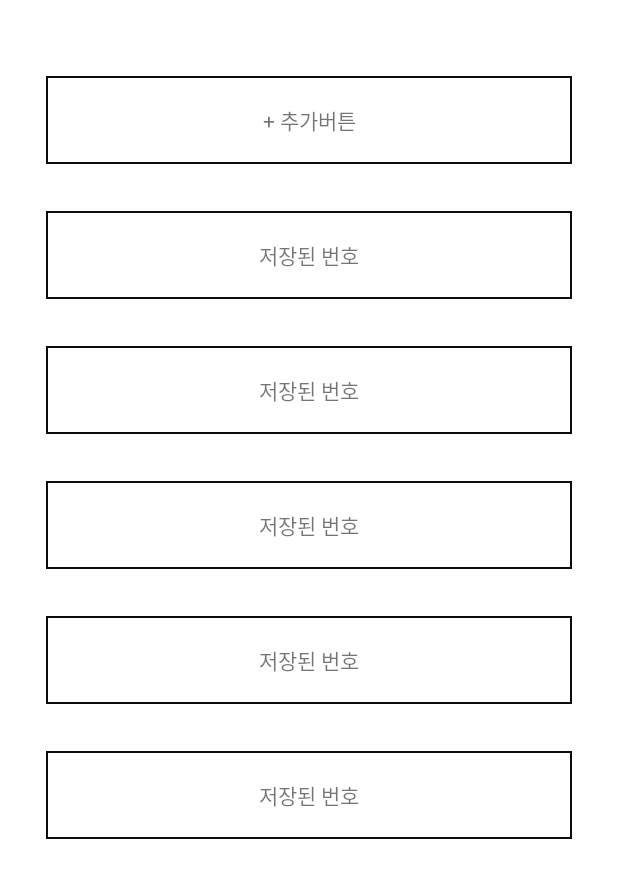
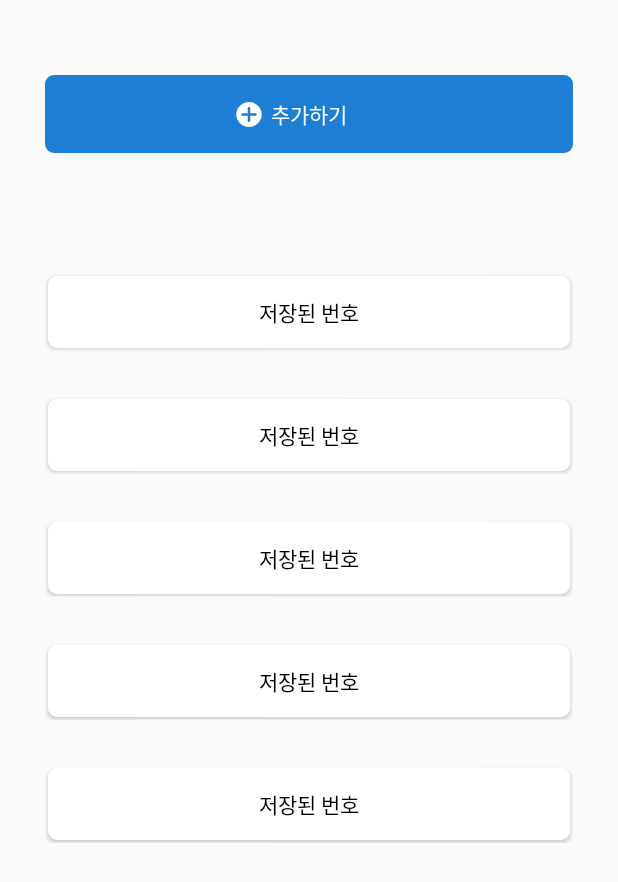
Before and after one commit to JunctionX-Hunter/JunctionX-Hunter-Android, an Android app: the layout activity_add_and_remove_text.xml on its own in the app's theme, with its tools: preview values and no code run, on a phone screen of 412 x 824 dp. Shown: the top 882 px of the screen. Run offline under Robolectric (Android 15) with nearby library versions, the phone set to English and light mode, and no system bars.

Commit message:
layout 수정

```diff
--- /dev/null
+++ b/app/src/main/res/drawable/ic_vector_18.xml
@@ -0,0 +1,9 @@
+<vector xmlns:android="http://schemas.android.com/apk/res/android"
+    android:width="17dp"
+    android:height="18dp"
+    android:viewportWidth="17"
+    android:viewportHeight="18">
+  <path
+      android:pathData="M9.3333,9.8333H12.6667C12.8877,9.8333 13.0996,9.7455 13.2559,9.5893C13.4122,9.433 13.5,9.221 13.5,9C13.5,8.779 13.4122,8.567 13.2559,8.4108C13.0996,8.2545 12.8877,8.1667 12.6667,8.1667H9.3333V4.8333C9.3333,4.6123 9.2455,4.4004 9.0893,4.2441C8.933,4.0878 8.721,4 8.5,4C8.279,4 8.067,4.0878 7.9107,4.2441C7.7545,4.4004 7.6667,4.6123 7.6667,4.8333V8.1667H4.3333C4.1123,8.1667 3.9004,8.2545 3.7441,8.4108C3.5878,8.567 3.5,8.779 3.5,9C3.5,9.221 3.5878,9.433 3.7441,9.5893C3.9004,9.7455 4.1123,9.8333 4.3333,9.8333H7.6667V13.1667C7.6667,13.3877 7.7545,13.5996 7.9107,13.7559C8.067,13.9122 8.279,14 8.5,14C8.721,14 8.933,13.9122 9.0893,13.7559C9.2455,13.5996 9.3333,13.3877 9.3333,13.1667V9.8333ZM8.5,17.3333C3.8975,17.3333 0.1667,13.6025 0.1667,9C0.1667,4.3975 3.8975,0.6667 8.5,0.6667C13.1025,0.6667 16.8333,4.3975 16.8333,9C16.8333,13.6025 13.1025,17.3333 8.5,17.3333Z"
+      android:fillColor="#ffffff"/>
+</vector>
--- a/app/src/main/res/drawable/layout_boarder_1dp.xml
+++ b/app/src/main/res/drawable/layout_boarder_1dp.xml
@@ -1,14 +1,5 @@
 <?xml version="1.0" encoding="utf-8"?>
-<layer-list xmlns:android="http://schemas.android.com/apk/res/android">
-  <item
-    android:bottom="1dp"
-    android:left="1dp"
-    android:right="1dp"
-    android:top="1dp">
-    <shape android:shape="rectangle">
-      <stroke
-        android:width="1dp"
-        android:color="@color/gray_90" />
-    </shape>
-  </item>
-</layer-list>
+<shape xmlns:android="http://schemas.android.com/apk/res/android">
+  <solid android:color="@color/key_blue" />
+  <corners android:radius="6dp" />
+</shape>
--- /dev/null
+++ b/app/src/main/res/drawable/rounded_6dp_button.xml
@@ -0,0 +1,6 @@
+<?xml version="1.0" encoding="utf-8"?>
+<shape xmlns:android="http://schemas.android.com/apk/res/android"
+  android:shape="rectangle">
+  <corners android:radius="6dp" />
+  <solid android:color="@color/white" />
+</shape>
--- a/app/src/main/res/layout/activity_add_and_remove_text.xml
+++ b/app/src/main/res/layout/activity_add_and_remove_text.xml
@@ -25,21 +25,34 @@
       <TextView
         android:id="@+id/tvAdd"
         android:layout_width="0dp"
-        android:layout_height="60dp"
+        android:layout_height="52dp"
         android:layout_marginTop="50dp"
         android:background="@drawable/layout_boarder_1dp"
         android:gravity="center"
         android:text="@string/add_button"
+        android:textColor="@color/white"
         app:layout_constraintEnd_toEndOf="parent"
         app:layout_constraintStart_toStartOf="parent"
         app:layout_constraintTop_toTopOf="parent"
-        tools:text="+ 추가버튼" />
+        tools:text="추가하기" />
+
+      <ImageView
+        android:id="@+id/iv"
+        android:layout_width="wrap_content"
+        android:layout_height="wrap_content"
+        android:layout_marginEnd="80dp"
+        android:background="@drawable/ic_vector_18"
+        android:tintMode="src_atop"
+        app:layout_constraintBottom_toBottomOf="@id/tvAdd"
+        app:layout_constraintEnd_toEndOf="parent"
+        app:layout_constraintStart_toStartOf="@id/tvAdd"
+        app:layout_constraintTop_toTopOf="@id/tvAdd" />
 
       <androidx.recyclerview.widget.RecyclerView
         android:id="@+id/rv"
         android:layout_width="0dp"
         android:layout_height="0dp"
-        android:layout_marginTop="30dp"
+        android:layout_marginTop="80dp"
         android:orientation="vertical"
         app:layoutManager="androidx.recyclerview.widget.LinearLayoutManager"
         app:layout_constraintBottom_toBottomOf="parent"
--- a/app/src/main/res/layout/item_add_remove_text.xml
+++ b/app/src/main/res/layout/item_add_remove_text.xml
@@ -11,9 +11,7 @@
       name="busNumber"
       type="String" />
 
-
   </data>
-
 
   <androidx.constraintlayout.widget.ConstraintLayout
     android:layout_width="match_parent"
@@ -23,17 +21,21 @@
     <androidx.constraintlayout.widget.ConstraintLayout
       android:layout_width="0dp"
       android:layout_height="wrap_content"
+      android:clipToPadding="false"
+      android:padding="2dp"
       app:layout_constraintEnd_toEndOf="parent"
       app:layout_constraintStart_toStartOf="parent"
       app:layout_constraintTop_toTopOf="parent">
 
-      <TextView
+      <Button
         android:id="@+id/tvAdd"
         android:layout_width="0dp"
-        android:layout_height="60dp"
-        android:background="@drawable/layout_boarder_1dp"
+        android:layout_height="48dp"
+        android:background="@drawable/rounded_6dp_button"
+        android:elevation="5dp"
         android:gravity="center"
         android:text="@{busNumber}"
+        android:textColor="@color/black"
         app:layout_constraintEnd_toEndOf="parent"
         app:layout_constraintStart_toStartOf="parent"
         app:layout_constraintTop_toTopOf="parent"
--- a/app/src/main/res/values/colors.xml
+++ b/app/src/main/res/values/colors.xml
@@ -18,4 +18,10 @@
   <color name="gray_30">#E4E4E4</color>
   <color name="gray_20">#F0F0F0</color>
   <color name="gray_10">#FCFCFC</color>
+
+  <!-- Key Color  -->
+  <color name="key_blue">#1E7DD5</color>
+  <color name="key_blue_light">#CFE8FF</color>
+  <color name="key_blue_deep">#2A4F71</color>
+
 </resources>
--- a/app/src/main/res/values/strings.xml
+++ b/app/src/main/res/values/strings.xml
@@ -1,4 +1,4 @@
 <resources>
   <string name="app_name">HunterAndroid</string>
-  <string name="add_button">"+ 추가버튼</string>
+  <string name="add_button">"추가하기</string>
 </resources>
--- a/app/src/main/res/values/themes.xml
+++ b/app/src/main/res/values/themes.xml
@@ -1,6 +1,6 @@
 <resources xmlns:tools="http://schemas.android.com/tools">
   <!-- Base application theme. -->
-  <style name="Theme.HunterAndroid" parent="Theme.MaterialComponents.DayNight.DarkActionBar">
+  <style name="Theme.HunterAndroid" parent="Theme.AppCompat.Light.NoActionBar">
     <!-- Primary brand color. -->
     <item name="colorPrimary">@color/purple_500</item>
     <item name="colorPrimaryVariant">@color/purple_700</item>
```
